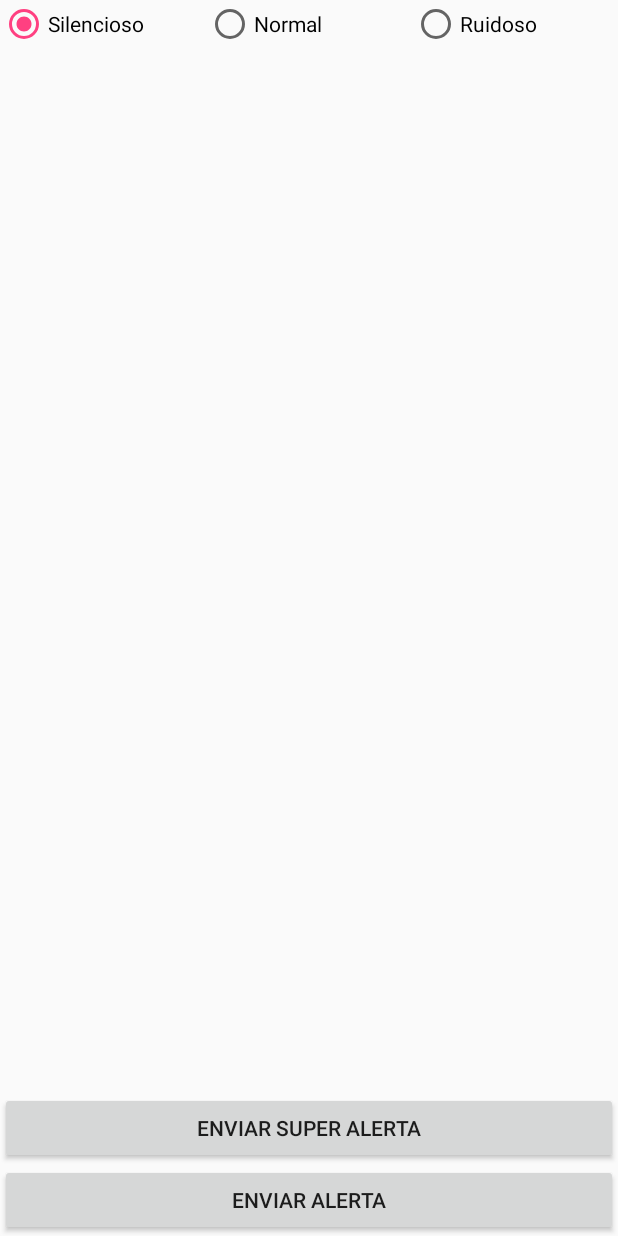
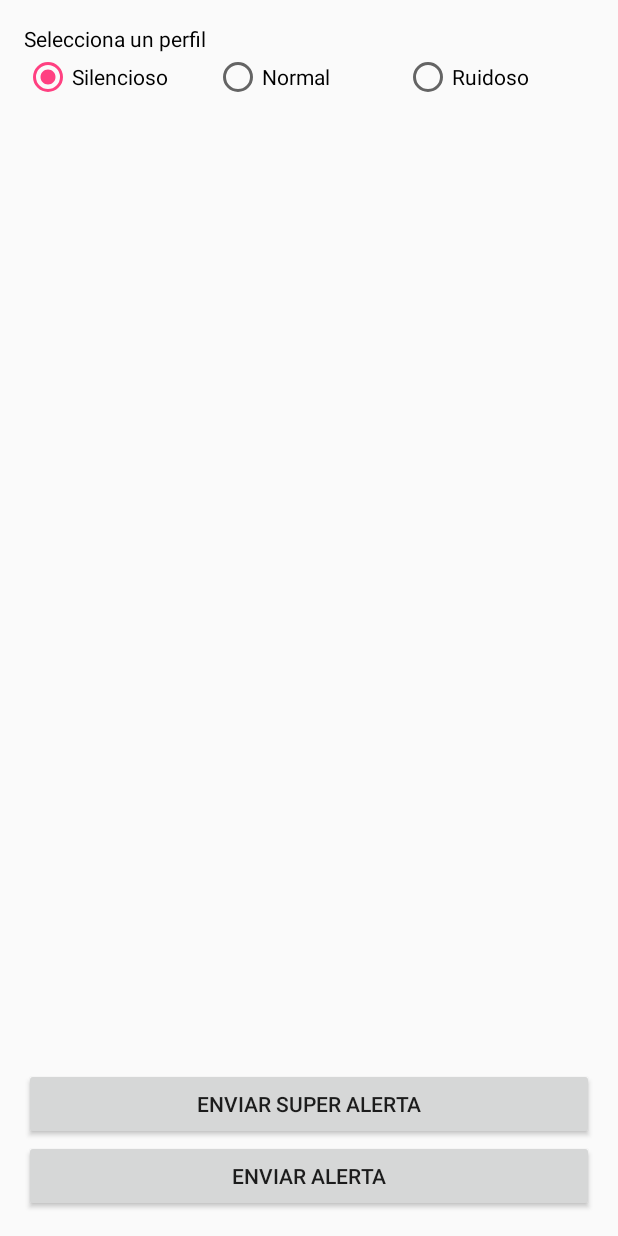
Before and after one commit to pacoalface/DecoratorKata, an Android app: the screen it shows after launch (DecoratorActivity), on a phone screen of 412 x 824 dp. Run offline under Robolectric (Android 15) with nearby library versions, the phone set to English and light mode, and no system bars; 2 statements that could not run were skipped.

Commit message:
design improvements on main layout

```diff
--- a/app/src/main/res/layout/activity_decorator.xml
+++ b/app/src/main/res/layout/activity_decorator.xml
@@ -2,11 +2,19 @@
 <RelativeLayout
     xmlns:android="http://schemas.android.com/apk/res/android"
     android:id="@+id/root_view"
+    android:padding="16dp"
     android:layout_width="match_parent"
     android:layout_height="match_parent">
 
+  <TextView
+      android:id="@+id/title"
+      android:textColor="@android:color/black"
+      android:text="Selecciona un perfil"
+      android:layout_width="wrap_content"
+      android:layout_height="wrap_content"/>
 
   <RadioGroup
+      android:layout_below="@+id/title"
       android:id="@+id/radio_group"
       android:layout_width="match_parent"
       android:layout_height="match_parent"
```
